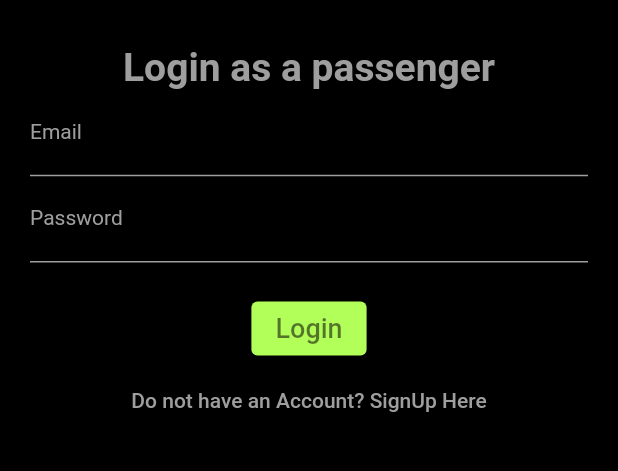
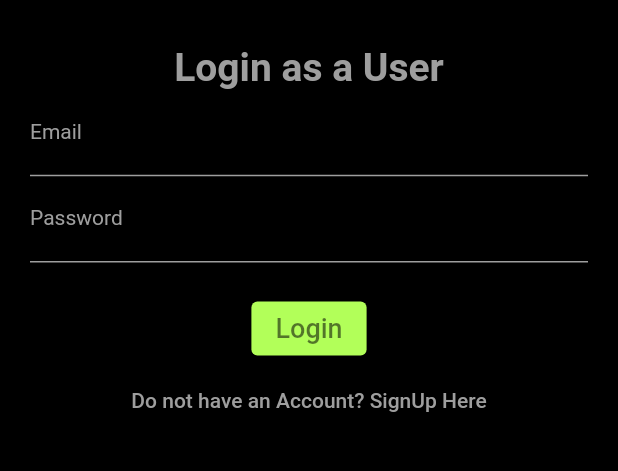
Before and after one commit to imsumith01/nine_users_app, a Flutter app: the screen it shows after launch, on a phone screen of 412 x 824 dp, the part 603-1074 px from its top. Run offline on Flutter 3.47's test engine with Material 2 defaults, Android fonts, the phone set to English and light mode, and no system bars; our stand-ins replace firebase_auth, firebase_core, firebase_database, fluttertoast, google_maps_flutter; missing offline and left inert: firebase_auth_web, firebase_core_web, firebase_database_web; accounts and stored records are empty.

```diff
--- a/lib/authentication/login_screen.dart
+++ b/lib/authentication/login_screen.dart
@@ -90,7 +90,7 @@ class _LoginScreenState extends State<LoginScreen> {
                 height: 10,
               ),
               const Text(
-                "Login as a passenger",
+                "Login as a User",
                 style: TextStyle(
                   fontSize: 26,
                   color: Colors.grey,
```
